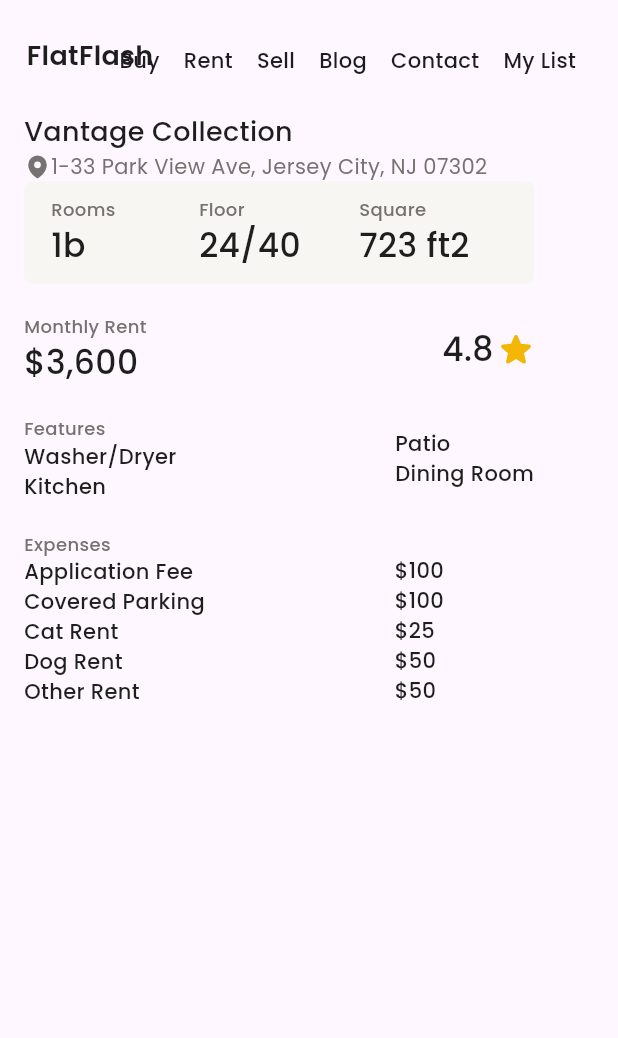
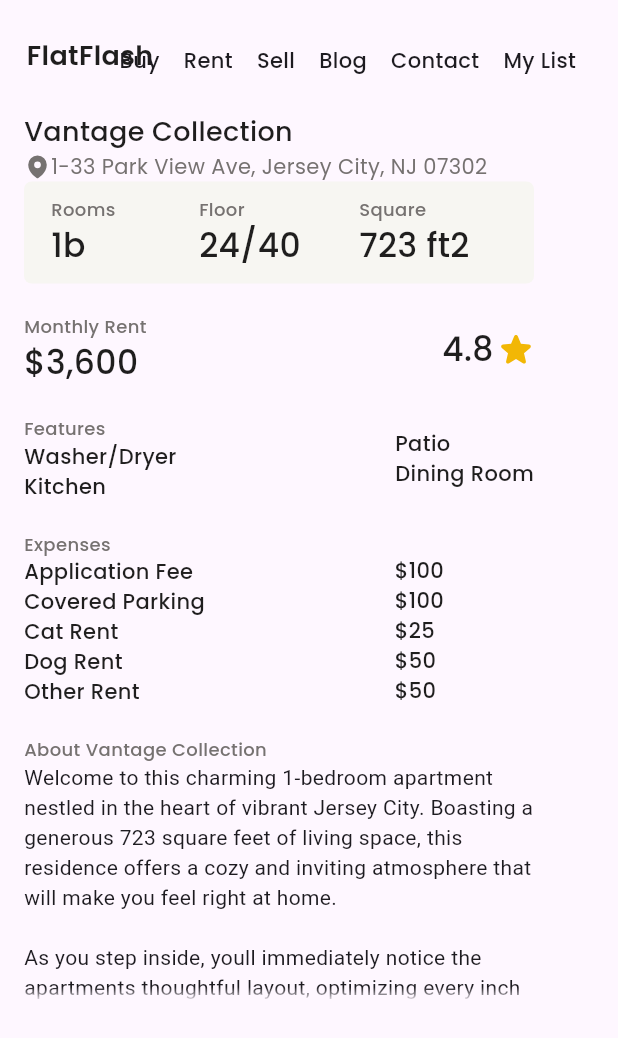
Before and after one commit to Luismi74/Real-Estate-Website-Mockup-Flutter, a Flutter app: the screen it shows after launch, on a phone screen of 412 x 824 dp. Shown: the top 1038 px of the screen. Run offline on Flutter 3.47's test engine with Material 2 defaults, Android fonts, the phone set to English and light mode, and no system bars; our stand-ins replace google_fonts, heroicons.

Commit message:
Some more edits

```diff
--- a/lib/pages/listing_description.dart
+++ b/lib/pages/listing_description.dart
@@ -1,3 +1,5 @@
+// ignore_for_file: prefer_const_constructors, prefer_const_literals_to_create_immutables
+
 import 'package:flutter/material.dart';
 import 'package:google_fonts/google_fonts.dart';
 import 'package:heroicons/heroicons.dart';
@@ -323,7 +325,31 @@ class ListingDescription extends StatelessWidget {
                 ],
               ),
             ),
-            Container()
+            Container(
+              padding: const EdgeInsets.only(top: 20),
+              width: 340,
+              height: 200,
+              child: Column(
+                mainAxisAlignment: MainAxisAlignment.start,
+                crossAxisAlignment: CrossAxisAlignment.start,
+                children: [
+                  Text(
+                    'About Vantage Collection',
+                    style: GoogleFonts.poppins(
+                        color: grayBasic,
+                        fontWeight: FontWeight.w500,
+                        fontSize: 12),
+                  ),
+                  Text(
+                      'Welcome to this charming 1-bedroom apartment nestled in the heart of vibrant Jersey City. Boasting a generous 723 square feet of living space, this residence offers a cozy and inviting atmosphere that will make you feel right at home.'),
+                  Text(
+                    '\nAs you step inside, youll immediately notice the apartments thoughtful layout, optimizing every inch of space to create a comfortable living environment. The open-concept design seamlessly connects the living area, dining space, and kitchen, providing a versatile setup for modern living.',
+                    overflow: TextOverflow.fade,
+                    maxLines: 3,
+                  )
+                ],
+              ),
+            )
           ],
         ),
       ),
```
